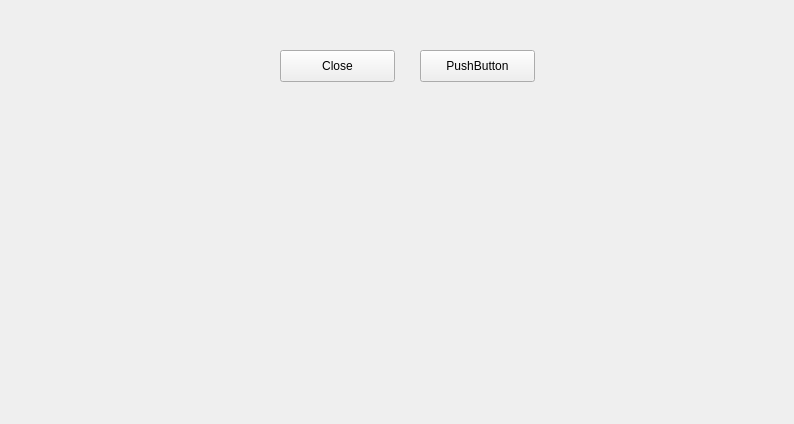
Before: the Qt Designer form widget.ui in RExciton/GUI_1, drawn with Qt 5.
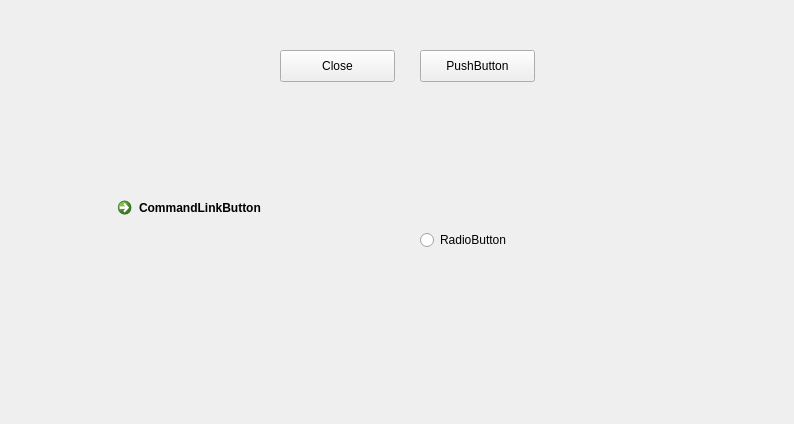
After: the same form once the commit is applied.

Patch:
```diff
--- a/widget.ui
+++ b/widget.ui
@@ -39,6 +39,32 @@
     <string>PushButton</string>
    </property>
   </widget>
+  <widget class="QCommandLinkButton" name="commandLinkButton">
+   <property name="geometry">
+    <rect>
+     <x>110</x>
+     <y>190</y>
+     <width>197</width>
+     <height>41</height>
+    </rect>
+   </property>
+   <property name="text">
+    <string>CommandLinkButton</string>
+   </property>
+  </widget>
+  <widget class="QRadioButton" name="radioButton">
+   <property name="geometry">
+    <rect>
+     <x>420</x>
+     <y>230</y>
+     <width>102</width>
+     <height>20</height>
+    </rect>
+   </property>
+   <property name="text">
+    <string>RadioButton</string>
+   </property>
+  </widget>
  </widget>
  <layoutdefault spacing="6" margin="11"/>
  <resources/>
```
